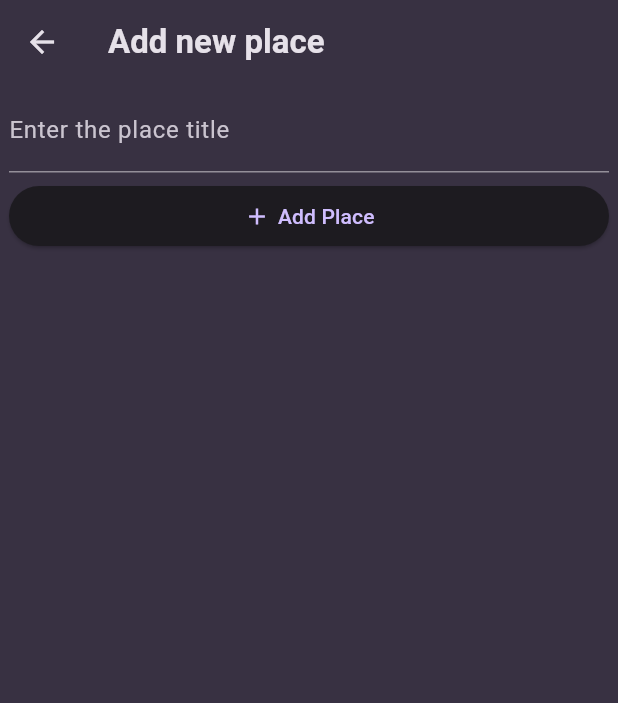
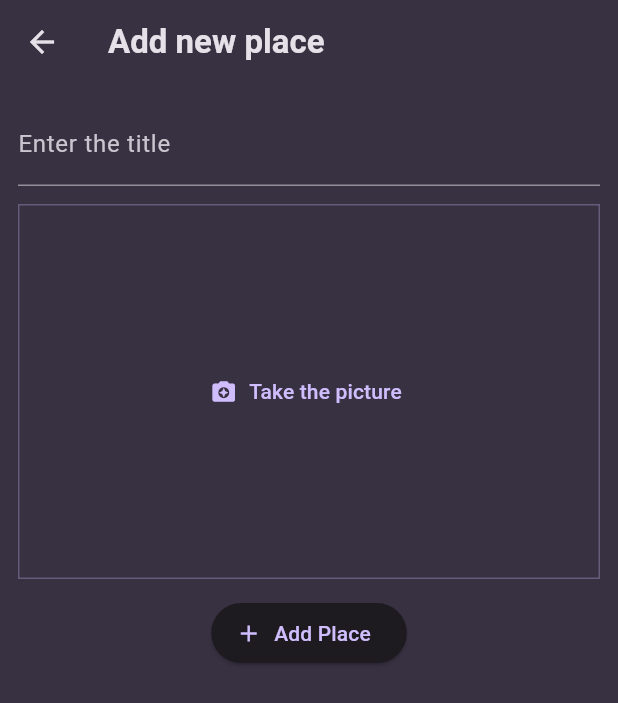
Before and after one commit to Adilkhan25/favorite_place_app, a Flutter app: the screen it shows after launch, after a tap on the "add" icon, on a phone screen of 412 x 824 dp. Shown: the top 703 px of the screen. Run offline on Flutter 3.47's test engine with Material 3 defaults, Android fonts, the phone set to English and light mode, and no system bars; our stand-ins replace flutter_riverpod, fluttertoast, google_fonts, image_picker.

Commit message:
Added some features and Implemented pick the image using camera

```diff
--- a/lib/main.dart
+++ b/lib/main.dart
@@ -6,7 +6,7 @@ import 'package:google_fonts/google_fonts.dart';
 final colorScheme = ColorScheme.fromSeed(
     brightness: Brightness.dark,
     seedColor: const Color.fromARGB(255, 102, 6, 247),
-    surface: const Color.fromARGB(255, 56, 49, 66));
+    surface:  const Color.fromARGB(255, 56, 49, 66));
 final theme = ThemeData().copyWith(
   scaffoldBackgroundColor: colorScheme.surface,
   colorScheme: colorScheme,
--- a/lib/models/place.dart
+++ b/lib/models/place.dart
@@ -1,4 +1,9 @@
+import 'package:uuid/uuid.dart';
+
+const uuid = Uuid();
+
 class Place {
-  Place({required this.title});
+  Place({required this.title}) : id = uuid.v4();
+  final String id;
   final String title;
 }
--- a/lib/providers/place_provider.dart
+++ b/lib/providers/place_provider.dart
@@ -2,9 +2,9 @@ import 'package:favorite_place_app/models/place.dart';
 import 'package:flutter_riverpod/flutter_riverpod.dart';
 
 class PlaceNotifer extends StateNotifier<List<Place>> {
-  PlaceNotifer() : super([]);
+  PlaceNotifer() : super(const []);
   void addPlace(Place place) {
-    state = [...state, place];
+    state = [place,...state];
   }
 
   // List<Place> getPlaces() {
--- /dev/null
+++ b/lib/screens/add_place_screen.dart
@@ -0,0 +1,56 @@
+import 'package:favorite_place_app/models/place.dart';
+import 'package:favorite_place_app/providers/place_provider.dart';
+import 'package:favorite_place_app/widgets/image_capture.dart';
+import 'package:flutter/material.dart';
+import 'package:flutter_riverpod/flutter_riverpod.dart';
+import 'package:fluttertoast/fluttertoast.dart';
+
+class AddPlaceScreen extends ConsumerWidget {
+  AddPlaceScreen({super.key});
+  final TextEditingController placeTitleController = TextEditingController();
+  @override
+  Widget build(BuildContext context, WidgetRef ref) {
+    return Scaffold(
+      appBar: AppBar(
+        title: const Text('Add new place'),
+      ),
+      body: SingleChildScrollView(
+        padding: const EdgeInsets.all(12),
+        child: Column(
+          children: [
+            TextFormField(
+              controller: placeTitleController,
+              decoration: const InputDecoration(label: Text('Enter the title')),
+              style: TextStyle(color: Theme.of(context).colorScheme.onSurface),
+            ),
+            const SizedBox(
+              height: 12,
+            ),
+            const ImageCapture(),
+            const SizedBox(
+              height: 12,
+            ),
+            ElevatedButton.icon(
+                icon: const Icon(Icons.add),
+                onPressed: () {
+                  if (placeTitleController.text.isEmpty) {
+                    Fluttertoast.showToast(
+                      msg: "Please enter the title",
+                      toastLength: Toast.LENGTH_SHORT,
+                      gravity: ToastGravity.BOTTOM,
+                    );
+                  } else {
+                    ref
+                        .read(placeProvider.notifier)
+                        .addPlace(Place(title: placeTitleController.text));
+                    Navigator.of(context).pop();
+                  }
+                  print(placeTitleController.text);
+                },
+                label: const Text('Add Place')),
+          ],
+        ),
+      ),
+    );
+  }
+}
--- a/lib/screens/place_list_screen.dart
+++ b/lib/screens/place_list_screen.dart
@@ -1,6 +1,6 @@
 import 'package:favorite_place_app/main.dart';
-import 'package:favorite_place_app/widgets/add_place_widget.dart';
-import 'package:favorite_place_app/widgets/place_widget.dart';
+import 'package:favorite_place_app/screens/add_place_screen.dart';
+import 'package:favorite_place_app/widgets/place_list_widget.dart';
 import 'package:flutter/material.dart';
 
 class PlaceListScreen extends StatelessWidget {
@@ -16,14 +16,14 @@ class PlaceListScreen extends StatelessWidget {
               onPressed: () {
                 Navigator.of(context).push(
                   MaterialPageRoute(
-                    builder: (context) => AddPlaceWidget(),
+                    builder: (context) => AddPlaceScreen(),
                   ),
                 );
               },
               icon: const Icon(Icons.add))
         ],
       ),
-      body: const PlaceWidget(),
+      body: const PlaceListWidget(),
     );
   }
 }
--- a/lib/widgets/add_place_widget.dart
+++ /dev/null
@@ -1,61 +0,0 @@
-import 'package:favorite_place_app/models/place.dart';
-import 'package:favorite_place_app/providers/place_provider.dart';
-import 'package:flutter/material.dart';
-import 'package:flutter_riverpod/flutter_riverpod.dart';
-import 'package:fluttertoast/fluttertoast.dart';
-
-class AddPlaceWidget extends ConsumerWidget {
-  AddPlaceWidget({super.key});
-  final TextEditingController placeTitleController = TextEditingController();
-  @override
-  Widget build(BuildContext context, WidgetRef ref) {
-    return Scaffold(
-      appBar: AppBar(
-        title: const Text('Add new place'),
-      ),
-      body: Padding(
-        padding: const EdgeInsets.symmetric(vertical: 3, horizontal: 6),
-        child: Column(
-          children: [
-            TextFormField(
-              controller: placeTitleController,
-              decoration:
-                  const InputDecoration(label: Text('Enter the place title')),
-            ),
-            const SizedBox(
-              height: 5,
-            ),
-            ElevatedButton(
-              onPressed: () {
-                if (placeTitleController.text.isEmpty) {
-                  Fluttertoast.showToast(
-                    msg: "Please enter the title",
-                    toastLength: Toast.LENGTH_SHORT,
-                    gravity: ToastGravity.BOTTOM,
-                  );
-                } else {
-                  ref
-                      .read(placeProvider.notifier)
-                      .addPlace(Place(title: placeTitleController.text));
-                  Navigator.of(context).pop();
-                }
-                print(placeTitleController.text);
-              },
-              child: const Row(
-                mainAxisAlignment: MainAxisAlignment.center,
-                crossAxisAlignment: CrossAxisAlignment.center,
-                children: [
-                  Icon(Icons.add),
-                  SizedBox(
-                    width: 5,
-                  ),
-                  Text('Add Place')
-                ],
-              ),
-            ),
-          ],
-        ),
-      ),
-    );
-  }
-}
--- /dev/null
+++ b/lib/widgets/image_capture.dart
@@ -0,0 +1,55 @@
+import 'package:flutter/material.dart';
+import 'package:image_picker/image_picker.dart';
+import 'dart:io';
+
+class ImageCapture extends StatefulWidget {
+  const ImageCapture({super.key});
+  @override
+  State<ImageCapture> createState() {
+    return _ImageCaptureState();
+  }
+}
+
+class _ImageCaptureState extends State<ImageCapture> {
+  File? _picture;
+  void _takePicture() async {
+    final imagePicker = ImagePicker();
+    final pickedImage =
+        await imagePicker.pickImage(source: ImageSource.camera, maxWidth: 600);
+    if (pickedImage == null) return;
+    setState(() {
+      _picture = File(pickedImage.path);
+    });
+  }
+
+  @override
+  Widget build(BuildContext context) {
+    Widget content = TextButton.icon(
+      onPressed: _takePicture,
+      label: const Text('Take the picture'),
+      icon: const Icon(Icons.camera_enhance),
+    );
+    if (_picture != null) {
+      content = InkWell(
+        onTap: _takePicture,
+          child: Image.file(
+        _picture!,
+        fit: BoxFit.cover,
+        height: double.infinity,
+        width: double.infinity,
+      ),
+      );
+    }
+    return Container(
+      height: 250,
+      width: double.infinity,
+      alignment: Alignment.center,
+      decoration: BoxDecoration(
+        border: Border.all(
+            width: 1,
+            color: Theme.of(context).colorScheme.primary.withOpacity(0.3)),
+      ),
+      child: content,
+    );
+  }
+}
--- /dev/null
+++ b/lib/widgets/place_list_widget.dart
@@ -0,0 +1,59 @@
+import 'package:favorite_place_app/providers/place_provider.dart';
+import 'package:flutter/material.dart';
+import 'package:flutter_riverpod/flutter_riverpod.dart';
+
+class PlaceListWidget extends ConsumerWidget {
+  const PlaceListWidget({super.key});
+  @override
+  Widget build(BuildContext context, WidgetRef ref) {
+    final places = ref.watch(placeProvider);
+    return places.isEmpty
+        ? Center(
+            child: Text(
+              'No place added yet',
+              style: Theme.of(context).textTheme.titleLarge!.copyWith(
+                      color: Theme.of(context).colorScheme.onSurface,
+                    ),
+            ),
+          )
+        : ListView.builder(
+            itemCount: places.length,
+            itemBuilder: (ctx, index) =>
+                //  Card(
+                //     margin: const EdgeInsets.symmetric(horizontal: 5, vertical: 3),
+                //     elevation: 2,
+                //     child:
+                ListTile(
+              minTileHeight: 10,
+              contentPadding:
+                  const EdgeInsets.symmetric(horizontal: 10, vertical: 2),
+              //   leading: Image.network(place.imageUrl, width: 100, fit: BoxFit.cover),
+              title: Text(
+                places[index].title,
+                style: Theme.of(context).textTheme.titleMedium!.copyWith(
+                      color: Theme.of(context).colorScheme.onSurface,
+                    ),
+              ),
+              // subtitle: Column(
+              //   crossAxisAlignment: CrossAxisAlignment.start,
+              //   children: [
+              //     Text(place.location),
+              //     SizedBox(height: 4),
+              //     Row(
+              //       children: [
+              //         Icon(Icons.star, color: Colors.orange, size: 16),
+              //         Text('${place.rating}', style: TextStyle(fontSize: 14)),
+              //       ],
+              //     ),
+              //   ],
+              // ),
+              // trailing: Icon(Icons.arrow_forward_ios),
+
+              onTap: () {
+                // Navigate to a detailed screen
+              },
+            ),
+            //    ),
+          );
+  }
+}
--- a/lib/widgets/place_widget.dart
+++ /dev/null
@@ -1,46 +0,0 @@
-import 'package:favorite_place_app/providers/place_provider.dart';
-import 'package:flutter/material.dart';
-import 'package:flutter_riverpod/flutter_riverpod.dart';
-
-class PlaceWidget extends ConsumerWidget {
-  const PlaceWidget({super.key});
-  @override
-  Widget build(BuildContext context, WidgetRef ref) {
-    final places = ref.watch(placeProvider);
-    return places.isEmpty ? const Center(child: Text('No place added yet'),) : ListView.builder(
-      itemCount: places.length,
-      itemBuilder: (ctx, index) =>
-          //  Card(
-          //     margin: const EdgeInsets.symmetric(horizontal: 5, vertical: 3),
-          //     elevation: 2,
-          //     child:
-          ListTile(
-        minTileHeight: 10,
-        contentPadding: const EdgeInsets.symmetric(horizontal: 10, vertical: 2),
-        //   leading: Image.network(place.imageUrl, width: 100, fit: BoxFit.cover),
-        title: Text(
-          places[index].title,
-        ),
-        // subtitle: Column(
-        //   crossAxisAlignment: CrossAxisAlignment.start,
-        //   children: [
-        //     Text(place.location),
-        //     SizedBox(height: 4),
-        //     Row(
-        //       children: [
-        //         Icon(Icons.star, color: Colors.orange, size: 16),
-        //         Text('${place.rating}', style: TextStyle(fontSize: 14)),
-        //       ],
-        //     ),
-        //   ],
-        // ),
-        // trailing: Icon(Icons.arrow_forward_ios),
-
-        onTap: () {
-          // Navigate to a detailed screen
-        },
-      ),
-      //    ),
-    );
-  }
-}
--- a/pubspec.yaml
+++ b/pubspec.yaml
@@ -38,6 +38,8 @@ dependencies:
   google_fonts: ^6.2.1
   fluttertoast: ^8.2.8
   flutter_riverpod: ^2.6.1
+  uuid: ^4.5.1
+  image_picker: ^1.1.2
 
 dev_dependencies:
   flutter_test:
```
Also changed, not shown: pubspec.lock, 6 other files.
